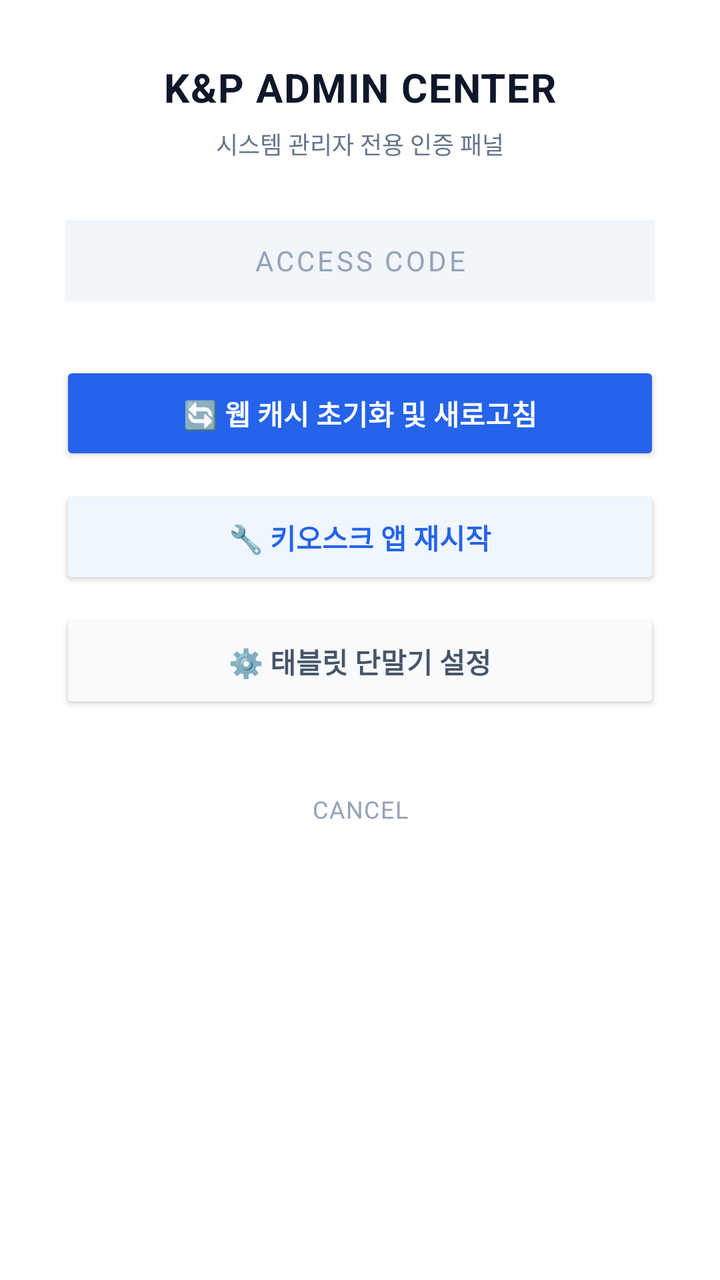
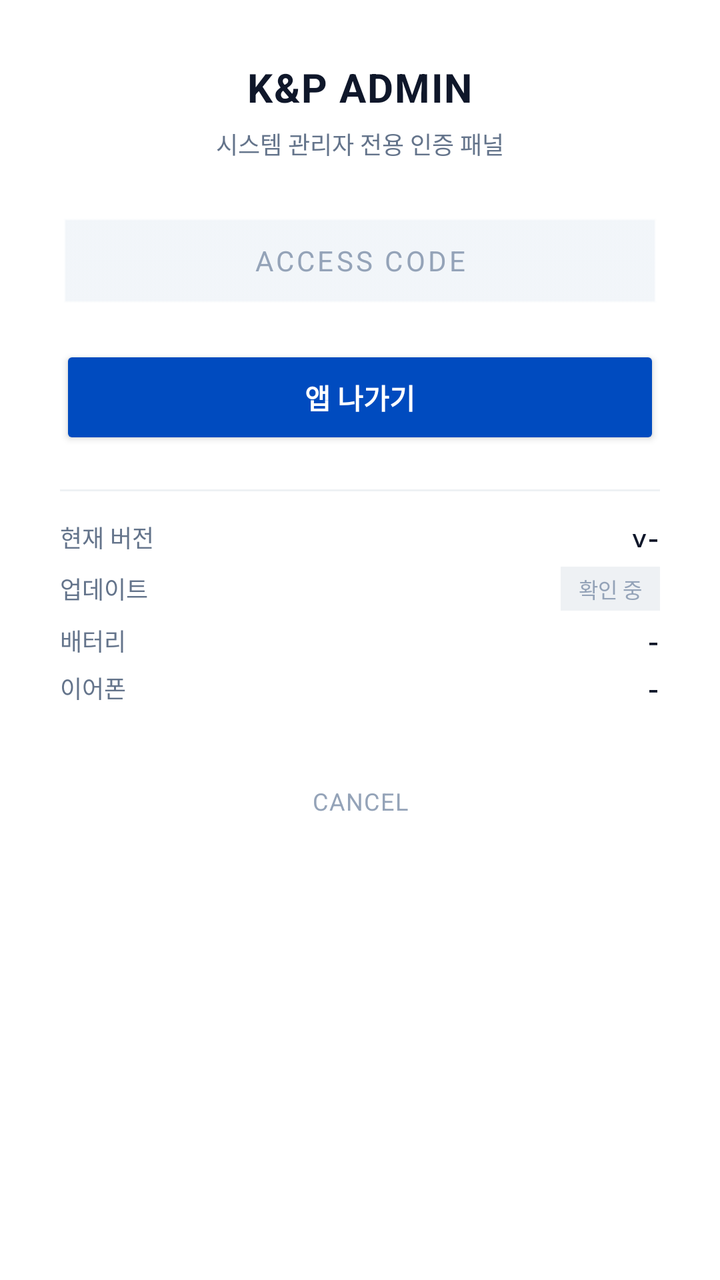

Compare the two renders of this Android layout. The source of the first and the diff that turns it into the second are given below.
<!-- AndroidManifest.xml: application theme Theme.AppCompat.NoActionBar -->
<!-- res/layout/dialog_admin.xml -->
<?xml version="1.0" encoding="utf-8"?>

<LinearLayout
    xmlns:android="http://schemas.android.com/apk/res/android"
    android:layout_width="360dp"
    android:layout_height="wrap_content"
    android:layout_gravity="center"
    android:background="#FFFFFF"
    android:orientation="vertical"
    android:padding="30dp">

    <TextView
        android:layout_width="wrap_content"
        android:layout_height="wrap_content"
        android:text="K&amp;P ADMIN CENTER"
        android:textColor="#0F172A"
        android:textSize="20sp"
        android:textStyle="bold"
        android:letterSpacing="0.03"
        android:layout_gravity="center_horizontal"
        android:layout_marginBottom="6dp"/>

    <TextView
        android:layout_width="wrap_content"
        android:layout_height="wrap_content"
        android:text="시스템 관리자 전용 인증 패널"
        android:textColor="#64748B"
        android:textSize="12sp"
        android:layout_gravity="center_horizontal"
        android:layout_marginBottom="28dp"/>

    <EditText
        android:id="@+id/et_password"
        android:layout_width="match_parent"
        android:layout_height="48dp"
        android:hint="ACCESS CODE"
        android:textColorHint="#94A3B8"
        android:textColor="#0F172A"
        android:inputType="textPassword"
        android:background="@android:drawable/edit_text"
        android:backgroundTint="#F1F5F9"
        android:paddingLeft="16dp"
        android:paddingRight="16dp"
        android:textSize="14sp"
        android:gravity="center"
        android:letterSpacing="0.1"
        android:layout_marginBottom="24dp"/>

    <Button
        android:id="@+id/btn_clear_cache"
        android:layout_width="match_parent"
        android:layout_height="52dp"
        android:text="🔄 웹 캐시 초기화 및 새로고침"
        android:textColor="#FFFFFF"
        android:textSize="14sp"
        android:textStyle="bold"
        android:backgroundTint="#2563EB"
        android:layout_marginBottom="10dp"/>

    <Button
        android:id="@+id/btn_reset"
        android:layout_width="match_parent"
        android:layout_height="52dp"
        android:text="🔧 키오스크 앱 재시작"
        android:textColor="#2563EB"
        android:textSize="14sp"
        android:textStyle="bold"
        android:backgroundTint="#EFF6FF"
        android:layout_marginBottom="10dp"/>

    <Button
        android:id="@+id/btn_exit"
        android:layout_width="match_parent"
        android:layout_height="52dp"
        android:text="⚙️ 태블릿 단말기 설정"
        android:textColor="#475569"
        android:textSize="14sp"
        android:textStyle="bold"
        android:backgroundTint="#F8FAFC"
        android:layout_marginBottom="24dp"/>

    <TextView
        android:id="@+id/btn_cancel"
        android:layout_width="120dp"
        android:layout_height="48dp"
        android:text="CANCEL"
        android:textColor="#94A3B8"
        android:textSize="12sp"
        android:letterSpacing="0.05"
        android:layout_gravity="center_horizontal"
        android:gravity="center"
        android:clickable="true"
        android:focusable="true"/>

</LinearLayout>
<!-- resources referenced by this layout -->
<resources>

</resources>

<!-- the commit's change to res/layout/dialog_admin.xml (unified diff, before → after) -->
@@ -1,5 +1,4 @@
 <?xml version="1.0" encoding="utf-8"?>
-
 <LinearLayout
     xmlns:android="http://schemas.android.com/apk/res/android"
     android:layout_width="360dp"
@@ -12,7 +11,7 @@
     <TextView
         android:layout_width="wrap_content"
         android:layout_height="wrap_content"
-        android:text="K&amp;P ADMIN CENTER"
+        android:text="K&amp;P ADMIN"
         android:textColor="#0F172A"
         android:textSize="20sp"
         android:textStyle="bold"
@@ -44,40 +43,134 @@
         android:textSize="14sp"
         android:gravity="center"
         android:letterSpacing="0.1"
-        android:layout_marginBottom="24dp"/>
-
-    <Button
-        android:id="@+id/btn_clear_cache"
-        android:layout_width="match_parent"
-        android:layout_height="52dp"
-        android:text="🔄 웹 캐시 초기화 및 새로고침"
-        android:textColor="#FFFFFF"
-        android:textSize="14sp"
-        android:textStyle="bold"
-        android:backgroundTint="#2563EB"
-        android:layout_marginBottom="10dp"/>
-
-    <Button
-        android:id="@+id/btn_reset"
-        android:layout_width="match_parent"
-        android:layout_height="52dp"
-        android:text="🔧 키오스크 앱 재시작"
-        android:textColor="#2563EB"
-        android:textSize="14sp"
-        android:textStyle="bold"
-        android:backgroundTint="#EFF6FF"
-        android:layout_marginBottom="10dp"/>
+        android:layout_marginBottom="16dp"/>
 
     <Button
         android:id="@+id/btn_exit"
         android:layout_width="match_parent"
         android:layout_height="52dp"
-        android:text="⚙️ 태블릿 단말기 설정"
-        android:textColor="#475569"
+        android:text="앱 나가기"
+        android:textColor="#FFFFFF"
         android:textSize="14sp"
         android:textStyle="bold"
-        android:backgroundTint="#F8FAFC"
-        android:layout_marginBottom="24dp"/>
+        android:backgroundTint="#004BBF"
+        android:layout_marginBottom="20dp"/>
+
+    <View
+        android:layout_width="match_parent"
+        android:layout_height="1dp"
+        android:background="#EEF1F4"
+        android:layout_marginBottom="14dp"/>
+
+    <LinearLayout
+        android:layout_width="match_parent"
+        android:layout_height="wrap_content"
+        android:orientation="horizontal"
+        android:layout_marginBottom="6dp">
+        <TextView
+            android:layout_width="0dp"
+            android:layout_height="wrap_content"
+            android:layout_weight="1"
+            android:text="현재 버전"
+            android:textColor="#64748B"
+            android:textSize="12sp"/>
+        <TextView
+            android:id="@+id/tv_current_version"
+            android:layout_width="wrap_content"
+            android:layout_height="wrap_content"
+            android:text="v-"
+            android:textColor="#0F172A"
+            android:textStyle="bold"
+            android:textSize="11.5sp"
+            android:fontFamily="monospace"/>
+    </LinearLayout>
+
+    <LinearLayout
+        android:layout_width="match_parent"
+        android:layout_height="wrap_content"
+        android:orientation="horizontal"
+        android:gravity="center_vertical"
+        android:layout_marginBottom="6dp">
+        <TextView
+            android:layout_width="0dp"
+            android:layout_height="wrap_content"
+            android:layout_weight="1"
+            android:text="업데이트"
+            android:textColor="#64748B"
+            android:textSize="12sp"/>
+        <TextView
+            android:id="@+id/tv_update_status"
+            android:layout_width="wrap_content"
+            android:layout_height="wrap_content"
+            android:text="확인 중"
+            android:textColor="#94A3B8"
+            android:textSize="10.5sp"
+            android:background="#EEF1F4"
+            android:paddingLeft="9dp"
+            android:paddingRight="9dp"
+            android:paddingTop="3dp"
+            android:paddingBottom="3dp"/>
+        <Button
+            android:id="@+id/btn_update"
+            android:layout_width="wrap_content"
+            android:layout_height="30dp"
+            android:minWidth="0dp"
+            android:minHeight="0dp"
+            android:visibility="gone"
+            android:text="업데이트"
+            android:textAllCaps="false"
+            android:textColor="#FFFFFF"
+            android:textSize="11sp"
+            android:paddingLeft="14dp"
+            android:paddingRight="14dp"
+            android:backgroundTint="#004BBF"/>
+    </LinearLayout>
+
+    <LinearLayout
+        android:layout_width="match_parent"
+        android:layout_height="wrap_content"
+        android:orientation="horizontal"
+        android:layout_marginBottom="6dp">
+        <TextView
+            android:layout_width="0dp"
+            android:layout_height="wrap_content"
+            android:layout_weight="1"
+            android:text="배터리"
+            android:textColor="#64748B"
+            android:textSize="12sp"/>
+        <TextView
+            android:id="@+id/tv_battery_info"
+            android:layout_width="wrap_content"
+            android:layout_height="wrap_content"
+            android:text="-"
+            android:textColor="#0F172A"
+            android:textStyle="bold"
+            android:textSize="11.5sp"
+            android:fontFamily="monospace"/>
+    </LinearLayout>
+
+    <LinearLayout
+        android:layout_width="match_parent"
+        android:layout_height="wrap_content"
+        android:orientation="horizontal"
+        android:layout_marginBottom="24dp">
+        <TextView
+            android:layout_width="0dp"
+            android:layout_height="wrap_content"
+            android:layout_weight="1"
+            android:text="이어폰"
+            android:textColor="#64748B"
+            android:textSize="12sp"/>
+        <TextView
+            android:id="@+id/tv_earphone_info"
+            android:layout_width="wrap_content"
+            android:layout_height="wrap_content"
+            android:text="-"
+            android:textColor="#0F172A"
+            android:textStyle="bold"
+            android:textSize="11.5sp"
+            android:fontFamily="monospace"/>
+    </LinearLayout>
 
     <TextView
         android:id="@+id/btn_cancel"
